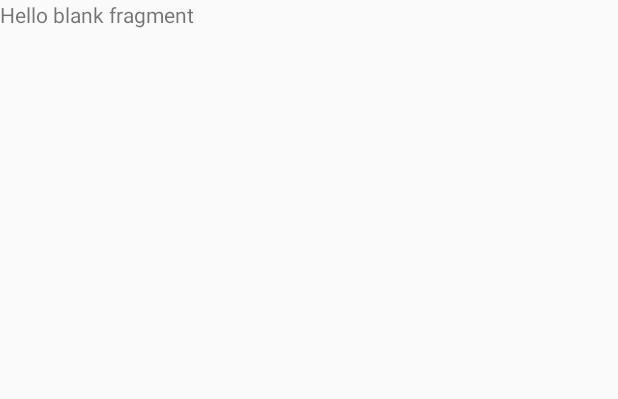
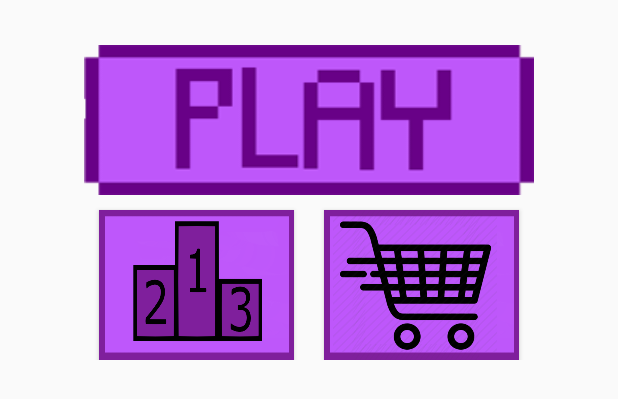
Before and after one commit to DimoDM/RocketGame, an Android app: the layout fragment_main_menu.xml on its own in the app's theme, with its tools: preview values and no code run, on a phone screen of 412 x 824 dp. Shown: the top 399 px of the screen. Run offline under Robolectric (Android 15) with nearby library versions, the phone set to English and light mode, and no system bars.

Commit message:
main menu layout

```diff
--- a/app/src/main/res/layout/fragment_main_menu.xml
+++ b/app/src/main/res/layout/fragment_main_menu.xml
@@ -1,14 +1,47 @@
 <?xml version="1.0" encoding="utf-8"?>
-<FrameLayout xmlns:android="http://schemas.android.com/apk/res/android"
+<androidx.constraintlayout.widget.ConstraintLayout xmlns:android="http://schemas.android.com/apk/res/android"
     xmlns:tools="http://schemas.android.com/tools"
     android:layout_width="match_parent"
-    android:layout_height="match_parent"
+    android:layout_height="wrap_content"
+    xmlns:app="http://schemas.android.com/apk/res-auto"
+    android:animateLayoutChanges="true"
     tools:context=".MainMenuFragment">
 
-    <!-- TODO: Update blank fragment layout -->
-    <TextView
-        android:layout_width="match_parent"
-        android:layout_height="match_parent"
-        android:text="@string/hello_blank_fragment" />
+    <androidx.constraintlayout.widget.Guideline
+        android:id="@+id/guideline"
+        android:layout_width="wrap_content"
+        android:layout_height="wrap_content"
+        android:orientation="vertical"
+        app:layout_constraintGuide_percent="0.50" />
 
-</FrameLayout>
+
+    <Button
+        android:id="@+id/play_btn"
+        android:layout_width="300dp"
+        android:layout_height="100dp"
+        app:layout_constraintStart_toEndOf="@+id/guideline"
+        app:layout_constraintEnd_toStartOf="@id/guideline"
+        android:background="@drawable/PlayBtn"
+        app:layout_constraintTop_toTopOf="parent"
+        android:layout_marginTop="30dp"
+        />
+
+    <Button
+        android:layout_width="130dp"
+        android:layout_height="100dp"
+        app:layout_constraintEnd_toStartOf="@id/guideline"
+        android:background= "@drawable/classation"
+        app:layout_constraintTop_toBottomOf="@id/play_btn"
+        android:layout_margin="10dp"
+        />
+
+    <Button
+        android:layout_width="130dp"
+        android:layout_height="100dp"
+        app:layout_constraintStart_toEndOf="@+id/guideline"
+        android:background="@drawable/cart"
+        app:layout_constraintTop_toBottomOf="@id/play_btn"
+        android:layout_margin="10dp"
+        />
+
+</androidx.constraintlayout.widget.ConstraintLayout>
```
Also changed, not shown: app/src/main/res/drawable-hdpi/BackgroundImage.png (deleted), app/src/main/res/drawable-ldpi/BackgroundImage.png (deleted), app/src/main/res/drawable-mdpi/BackgroundImage.png (deleted), app/src/main/res/drawable-xhdpi/BackgroundImage.png (deleted), app/src/main/res/drawable-xxhdpi/BackgroundImage.png (deleted), app/src/main/res/drawable-xxxhdpi/BackgroundImage.png (deleted), app/src/main/res/drawable/5046b2794c73a5e.png (added), app/src/main/res/drawable/PauseBtn.png (added), app/src/main/res/drawable/PlayBtn.png (added), app/src/main/res/drawable/Rocket1.png (added), app/src/main/res/drawable/cart.png (added), app/src/main/res/drawable/classation.png (added), app/src/main/res/drawable/refresh.png (added).
